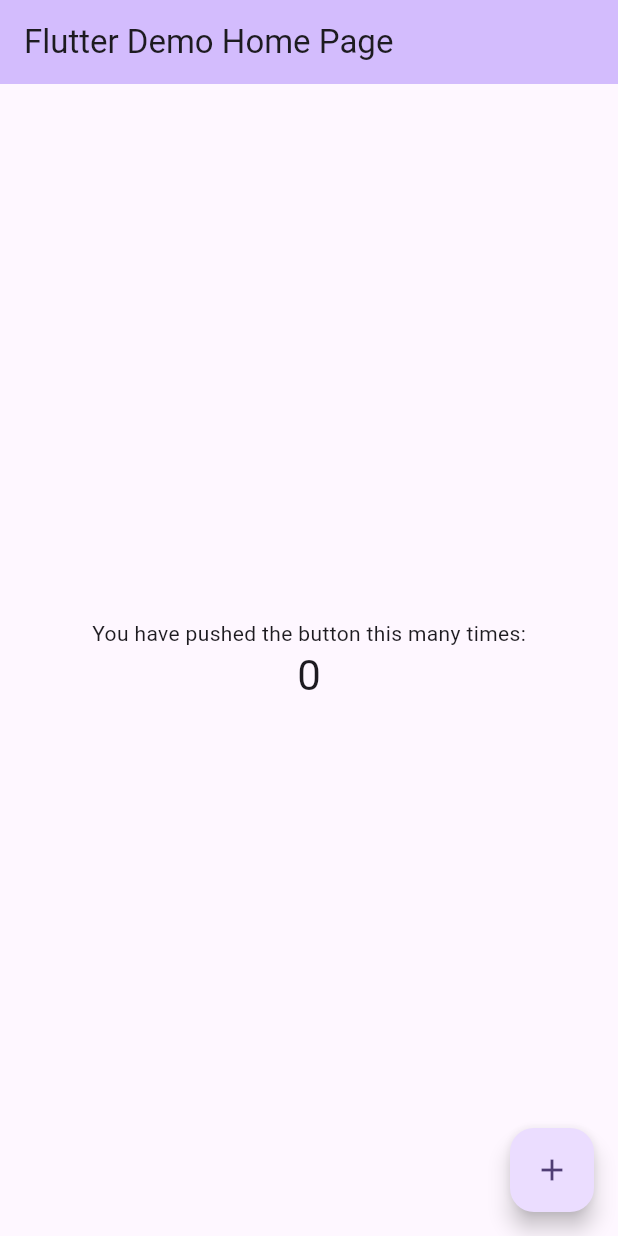
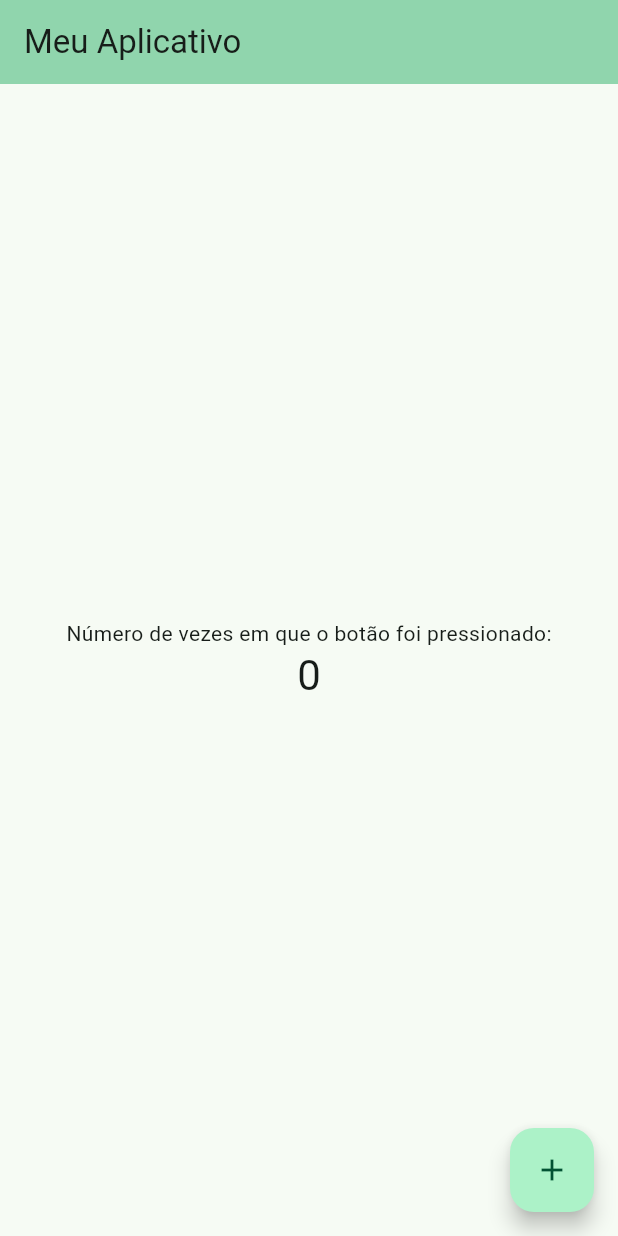
Before and after one commit to waynerosan/meuappflutter, a Flutter app: the screen it shows after launch, on a phone screen of 412 x 824 dp. Run offline on Flutter 3.47's test engine with Material 2 defaults, Android fonts, the phone set to English and light mode, and no system bars.

Commit message:
Alteração de cor e titulo e texto

```diff
--- a/lib/main.dart
+++ b/lib/main.dart
@@ -28,10 +28,10 @@ class MyApp extends StatelessWidget {
         //
         // This works for code too, not just values: Most code changes can be
         // tested with just a hot reload.
-        colorScheme: ColorScheme.fromSeed(seedColor: Colors.deepPurple),
+        colorScheme: ColorScheme.fromSeed(seedColor: Colors.greenAccent),
         useMaterial3: true,
       ),
-      home: const MyHomePage(title: 'Flutter Demo Home Page'),
+      home: const MyHomePage(title: 'Meu Aplicativo'),
     );
   }
 }
@@ -106,7 +106,7 @@ class _MyHomePageState extends State<MyHomePage> {
           mainAxisAlignment: MainAxisAlignment.center,
           children: <Widget>[
             const Text(
-              'You have pushed the button this many times:',
+              'Número de vezes em que o botão foi pressionado:',
             ),
             Text(
               '$_counter',
```
